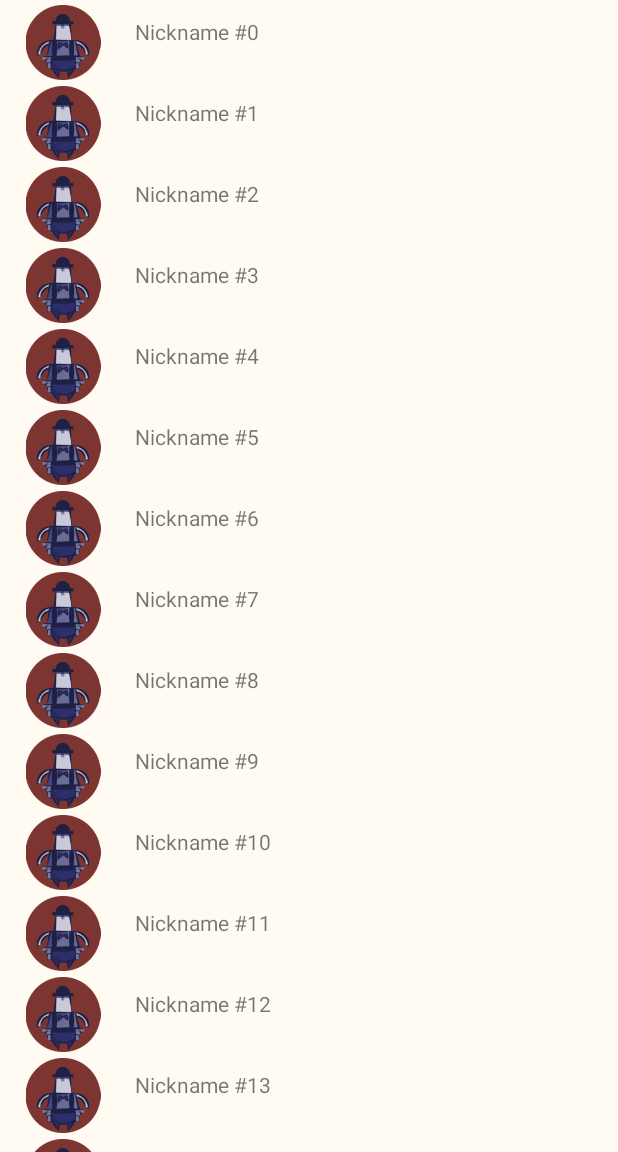
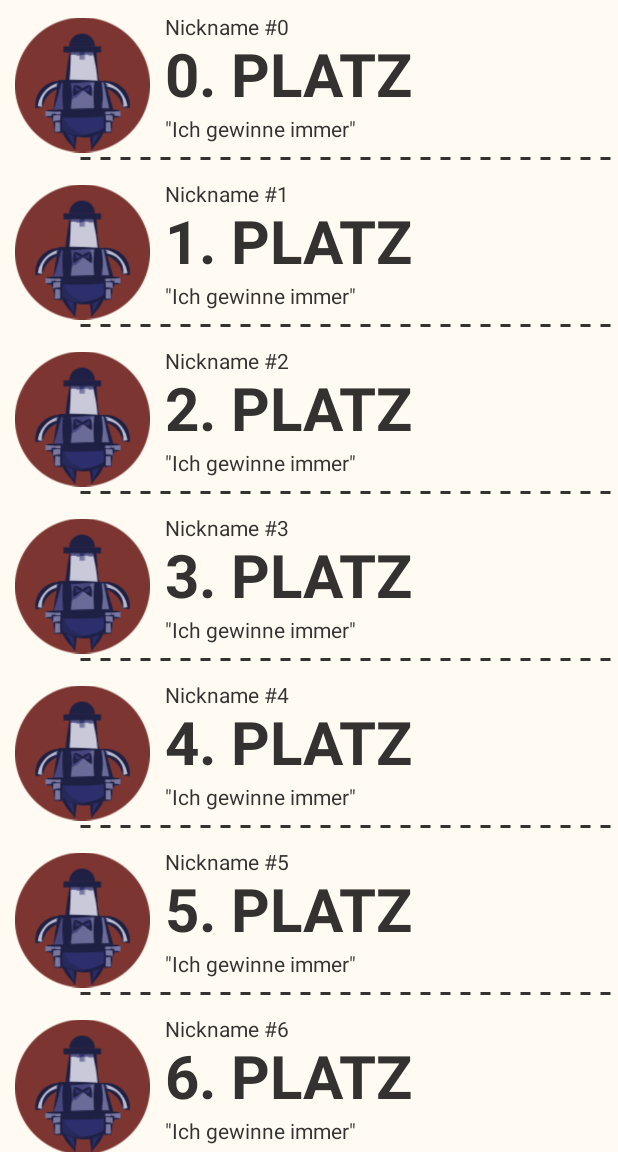
Before and after one commit to yannickschuchmann/peng-android, an Android app: the RankingActivity screen opened directly, with no data from a screen before it, on a phone screen of 412 x 824 dp, the part 84-1236 px from its top. Run offline under Robolectric (Android 15) with nearby library versions, the light colour scheme and no system bars; our stand-ins replace ButterKnife.

Commit message:
added design for usersFragment

```diff
--- a/app/src/main/java/com/yannickschuchmann/peng/app/UsersFragment.java
+++ b/app/src/main/java/com/yannickschuchmann/peng/app/UsersFragment.java
@@ -42,6 +42,7 @@ public class UsersFragment extends Fragment {
             User item = new User();
             item.setNick("Nickname #" + i);
             item.setSlogan("\"Ich gewinne immer\"");
+            item.setRank(i);
             usersList.add(item);
         }
         return usersList;
--- a/app/src/main/java/com/yannickschuchmann/peng/app/adapters/UsersAdapter.java
+++ b/app/src/main/java/com/yannickschuchmann/peng/app/adapters/UsersAdapter.java
@@ -7,6 +7,8 @@ import android.view.View;
 import android.view.ViewGroup;
 import android.widget.ImageView;
 import android.widget.TextView;
+import butterknife.Bind;
+import butterknife.ButterKnife;
 import com.yannickschuchmann.peng.app.R;
 import com.yannickschuchmann.peng.model.User;
 
@@ -27,7 +29,7 @@ public class UsersAdapter extends RecyclerView.Adapter<UsersAdapter.UsersRowHold
 
     @Override
     public UsersRowHolder onCreateViewHolder(ViewGroup viewGroup, int i) {
-        View v = LayoutInflater.from(viewGroup.getContext()).inflate(R.layout.users_row, null);
+        View v = LayoutInflater.from(viewGroup.getContext()).inflate(R.layout.users_row, viewGroup, false);
         UsersRowHolder mh = new UsersRowHolder(v);
         return mh;
     }
@@ -38,6 +40,8 @@ public class UsersAdapter extends RecyclerView.Adapter<UsersAdapter.UsersRowHold
 
         usersRowHolder.thumbnail.setImageResource(R.drawable.dummy_profile);
         usersRowHolder.nick.setText(user.getNick());
+        usersRowHolder.slogan.setText(user.getSlogan());
+        usersRowHolder.rank.setText(user.getRank());
     }
 
     @Override
@@ -46,13 +50,14 @@ public class UsersAdapter extends RecyclerView.Adapter<UsersAdapter.UsersRowHold
     }
 
     public class UsersRowHolder extends RecyclerView.ViewHolder {
-        protected ImageView thumbnail;
-        protected TextView nick;
+        @Bind(R.id.nick) TextView nick;
+        @Bind(R.id.thumbnail) ImageView thumbnail;
+        @Bind(R.id.slogan) TextView slogan;
+        @Bind(R.id.rank) TextView rank;
 
         public UsersRowHolder(View view) {
             super(view);
-            this.thumbnail = (ImageView) view.findViewById(R.id.thumbnail);
-            this.nick = (TextView) view.findViewById(R.id.nick);
+            ButterKnife.bind(this, view);
         }
 
     }
--- /dev/null
+++ b/app/src/main/res/drawable/border_bottom_dotted.xml
@@ -0,0 +1,23 @@
+<layer-list xmlns:android="http://schemas.android.com/apk/res/android" >
+    <item>
+        <shape android:shape="rectangle" >
+            <solid android:color="@color/theme_window_background" />
+        </shape>
+    </item>
+
+    <item android:top="-7dp" android:right="-4dp" android:left="50dp" android:bottom="5dp">
+        <shape>
+            <solid android:color="@android:color/transparent" />
+            <stroke
+                    android:dashGap="10px"
+                    android:dashWidth="10px"
+                    android:width="3dp"
+                    android:color="@color/theme_primary" />
+        </shape>
+    </item>
+    <item android:top="-7dp" android:bottom="7dp">
+        <shape android:shape="rectangle" >
+            <solid android:color="@color/theme_window_background" />
+        </shape>
+    </item>
+</layer-list>
--- a/app/src/main/res/layout/activity_ranking.xml
+++ b/app/src/main/res/layout/activity_ranking.xml
@@ -26,9 +26,8 @@
             android:layout_alignParentTop="true">
         <fragment
                 android:id="@+id/usersFragment"
-                android:layout_width="match_parent"
+                android:layout_width="fill_parent"
                 android:layout_height="match_parent"
-                android:layout_marginTop="1dp"
                 class="com.yannickschuchmann.peng.app.UsersFragment"/>
     </LinearLayout>
 </RelativeLayout>
--- a/app/src/main/res/layout/fragment_users.xml
+++ b/app/src/main/res/layout/fragment_users.xml
@@ -6,7 +6,6 @@
 
     <android.support.v7.widget.RecyclerView
             android:id="@+id/userRecyclerView"
-            android:layout_width="match_parent"
-            android:layout_height="match_parent"
-            android:clipToPadding="false"/>
+            android:layout_width="fill_parent"
+            android:layout_height="match_parent"/>
 </FrameLayout>
--- a/app/src/main/res/layout/users_row.xml
+++ b/app/src/main/res/layout/users_row.xml
@@ -1,26 +1,45 @@
 <?xml version="1.0" encoding="utf-8"?>
 <LinearLayout xmlns:android="http://schemas.android.com/apk/res/android"
-              android:layout_width="match_parent"
+              android:layout_width="fill_parent"
               android:layout_height="wrap_content"
               android:orientation="horizontal"
-              android:padding="2dp">
-
+              android:paddingTop="8dp" android:paddingBottom="6dp"
+              android:background="@drawable/border_bottom_dotted"
+              android:weightSum="1">
     <ImageView
             android:id="@+id/thumbnail"
-            android:layout_width="80dp"
-            android:layout_height="50dp"
+            android:layout_width="110dp"
+            android:layout_height="match_parent"
             android:layout_alignParentTop="true"
             android:layout_gravity="center_horizontal"
             android:scaleType="fitCenter"
-            android:src="@drawable/dummy_profile" />
-
+            android:src="@drawable/dummy_profile" android:paddingLeft="10dp" android:paddingRight="10dp"
+            android:layout_weight="0"/>
+    <LinearLayout
+            android:orientation="vertical"
+            android:layout_width="0dp"
+            android:layout_height="wrap_content" android:layout_weight="1">
         <TextView
                 android:id="@+id/nick"
                 android:layout_width="wrap_content"
                 android:layout_height="wrap_content"
                 android:layout_alignParentBottom="true"
                 android:layout_alignParentLeft="true"
-            android:layout_margin="8dp"
-            android:maxLines="3" />
+                android:maxLines="3" android:text="Lasse Bluten" android:singleLine="true"
+                android:textColor="@color/theme_primary"/>
+        <TextView
+                android:layout_width="wrap_content"
+                android:layout_height="wrap_content"
+                android:textAppearance="?android:attr/textAppearanceMedium"
+                android:layout_marginTop="-5dp"
+                android:text="290. Platz"
+                android:textAllCaps="true"
+                android:id="@+id/rank" android:textSize="40dp" android:textColor="@color/theme_primary"
+                android:textStyle="bold"/>
+        <TextView android:id="@+id/slogan" android:layout_width="wrap_content" android:layout_height="wrap_content"
+                  android:layout_alignParentBottom="true" android:layout_alignParentLeft="true" android:maxLines="3"
+                  android:singleLine="true" android:textColor="@color/theme_primary"
+                  android:text="&quot;Ich verdiene jetzt 25€/Std.&quot;" android:layout_marginBottom="10dp"/>
+    </LinearLayout>
 
 </LinearLayout>
--- a/model/src/main/java/com/yannickschuchmann/peng/model/User.java
+++ b/model/src/main/java/com/yannickschuchmann/peng/model/User.java
@@ -3,6 +3,7 @@ package com.yannickschuchmann.peng.model;
 public class User {
     private String nick;
     private String slogan;
+    private int rank;
 
     public String getNick() {
         return nick;
@@ -19,4 +20,10 @@ public class User {
     public void setSlogan(String slogan) {
         this.slogan = slogan;
     }
+
+    public void setRank(int rank) { this.rank = rank; }
+
+    public String getRank() {
+        return rank + ". Platz";
+    }
 }
```
Lines whose indentation alone changed are shown as unchanged.
